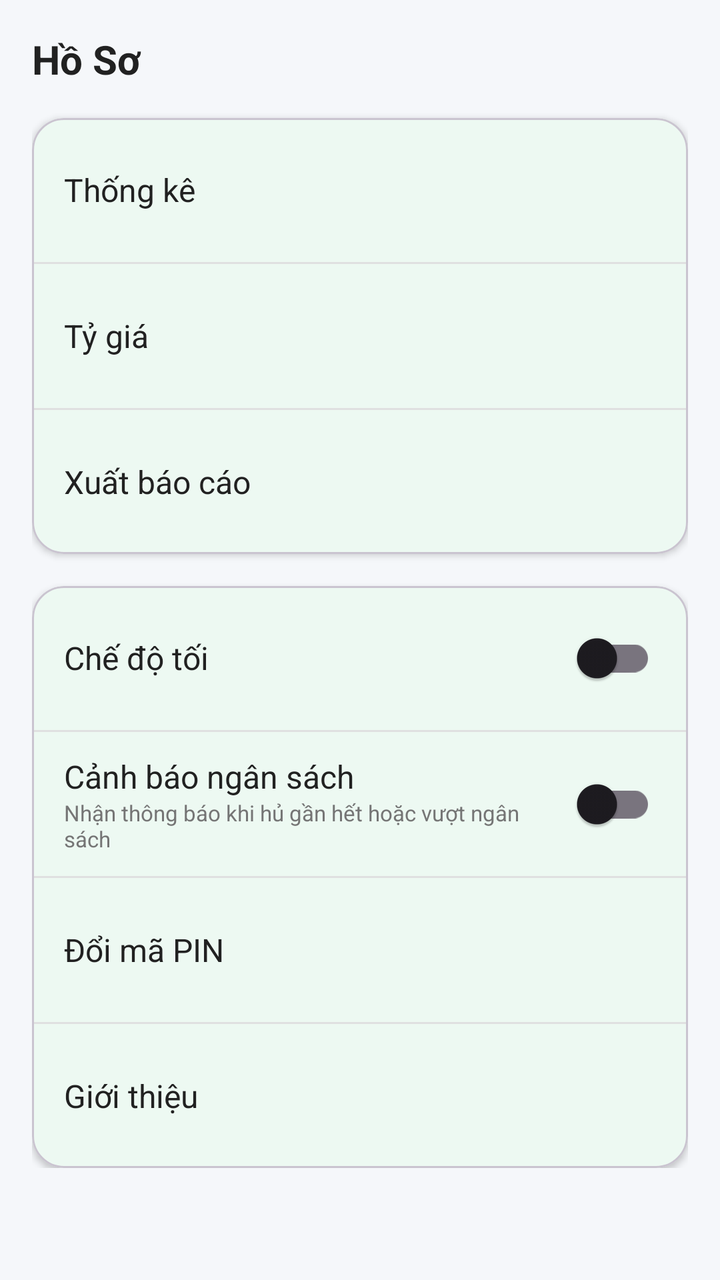
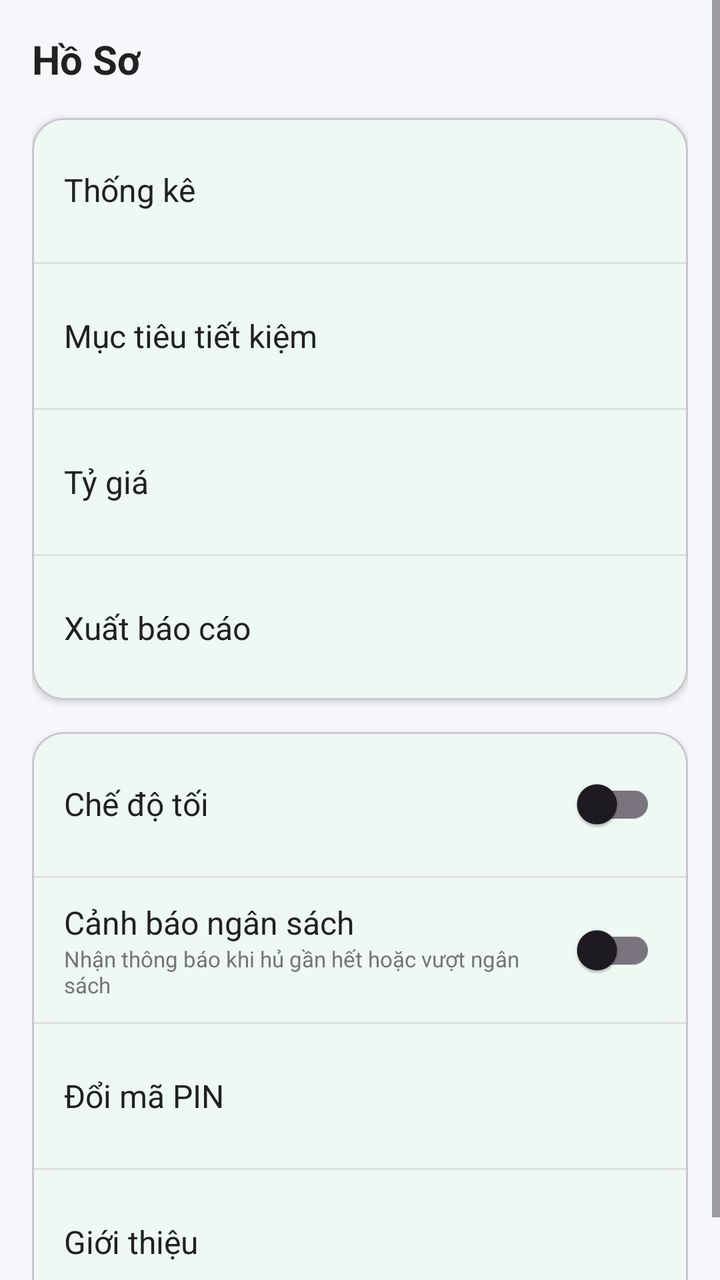

Two renders of the same Android screen: before a commit and after it. Below are the layout's source before the change and the commit's diff.
<!-- AndroidManifest.xml: application theme Theme.FinaceManager -->
<!-- res/layout/fragment_profile.xml -->
<?xml version="1.0" encoding="utf-8"?>
<ScrollView xmlns:android="http://schemas.android.com/apk/res/android"
    android:layout_width="match_parent"
    android:layout_height="match_parent"
    android:background="@color/color_background">

    <LinearLayout
        android:layout_width="match_parent"
        android:layout_height="wrap_content"
        android:orientation="vertical"
        android:padding="@dimen/spacing_md">

        <TextView
            android:layout_width="match_parent"
            android:layout_height="wrap_content"
            android:text="@string/title_profile"
            android:textColor="@color/color_text_primary"
            android:textSize="@dimen/text_title"
            android:textStyle="bold" />

        
        <com.google.android.material.card.MaterialCardView
            xmlns:app="http://schemas.android.com/apk/res-auto"
            android:layout_width="match_parent"
            android:layout_height="wrap_content"
            android:layout_marginTop="@dimen/spacing_md"
            app:cardCornerRadius="@dimen/card_radius"
            app:cardElevation="2dp">

            <LinearLayout
                android:layout_width="match_parent"
                android:layout_height="wrap_content"
                android:orientation="vertical">

                <TextView
                    android:id="@+id/tv_statistics"
                    android:layout_width="match_parent"
                    android:layout_height="@dimen/item_min_height"
                    android:gravity="center_vertical"
                    android:paddingHorizontal="@dimen/spacing_md"
                    android:text="@string/label_statistics"
                    android:textColor="@color/color_text_primary"
                    android:textSize="@dimen/text_subtitle"
                    android:background="?attr/selectableItemBackground" />

                <View
                    android:layout_width="match_parent"
                    android:layout_height="1dp"
                    android:background="@color/color_divider" />

                <TextView
                    android:id="@+id/tv_exchange_rate"
                    android:layout_width="match_parent"
                    android:layout_height="@dimen/item_min_height"
                    android:gravity="center_vertical"
                    android:paddingHorizontal="@dimen/spacing_md"
                    android:text="@string/label_exchange_rate"
                    android:textColor="@color/color_text_primary"
                    android:textSize="@dimen/text_subtitle"
                    android:background="?attr/selectableItemBackground" />

                <View
                    android:layout_width="match_parent"
                    android:layout_height="1dp"
                    android:background="@color/color_divider" />

                <TextView
                    android:id="@+id/tv_export"
                    android:layout_width="match_parent"
                    android:layout_height="@dimen/item_min_height"
                    android:gravity="center_vertical"
                    android:paddingHorizontal="@dimen/spacing_md"
                    android:text="@string/label_export"
                    android:textColor="@color/color_text_primary"
                    android:textSize="@dimen/text_subtitle"
                    android:background="?attr/selectableItemBackground" />
            </LinearLayout>
        </com.google.android.material.card.MaterialCardView>

        
        <com.google.android.material.card.MaterialCardView
            xmlns:app="http://schemas.android.com/apk/res-auto"
            android:layout_width="match_parent"
            android:layout_height="wrap_content"
            android:layout_marginTop="@dimen/spacing_md"
            app:cardCornerRadius="@dimen/card_radius"
            app:cardElevation="2dp">

            <LinearLayout
                android:layout_width="match_parent"
                android:layout_height="wrap_content"
                android:orientation="vertical">

                <LinearLayout
                    android:layout_width="match_parent"
                    android:layout_height="@dimen/item_min_height"
                    android:gravity="center_vertical"
                    android:orientation="horizontal"
                    android:paddingHorizontal="@dimen/spacing_md">

                    <TextView
                        android:layout_width="0dp"
                        android:layout_height="wrap_content"
                        android:layout_weight="1"
                        android:text="@string/label_dark_mode"
                        android:textColor="@color/color_text_primary"
                        android:textSize="@dimen/text_subtitle" />

                    <com.google.android.material.switchmaterial.SwitchMaterial
                        android:id="@+id/switch_dark_mode"
                        android:layout_width="wrap_content"
                        android:layout_height="wrap_content" />
                </LinearLayout>

                <View
                    android:layout_width="match_parent"
                    android:layout_height="1dp"
                    android:background="@color/color_divider" />

                
                <LinearLayout
                    android:layout_width="match_parent"
                    android:layout_height="@dimen/item_min_height"
                    android:gravity="center_vertical"
                    android:orientation="horizontal"
                    android:paddingHorizontal="@dimen/spacing_md">

                    <LinearLayout
                        android:layout_width="0dp"
                        android:layout_height="wrap_content"
                        android:layout_weight="1"
                        android:orientation="vertical">

                        <TextView
                            android:layout_width="wrap_content"
                            android:layout_height="wrap_content"
                            android:text="@string/label_notification_budget"
                            android:textColor="@color/color_text_primary"
                            android:textSize="@dimen/text_subtitle" />

                        <TextView
                            android:layout_width="wrap_content"
                            android:layout_height="wrap_content"
                            android:text="@string/label_notification_budget_desc"
                            android:textColor="@color/color_text_secondary"
                            android:textSize="11sp" />
                    </LinearLayout>

                    <com.google.android.material.switchmaterial.SwitchMaterial
                        android:id="@+id/switch_notification"
                        android:layout_width="wrap_content"
                        android:layout_height="wrap_content" />
                </LinearLayout>

                <View
                    android:layout_width="match_parent"
                    android:layout_height="1dp"
                    android:background="@color/color_divider" />

                <TextView
                    android:id="@+id/tv_change_pin"
                    android:layout_width="match_parent"
                    android:layout_height="@dimen/item_min_height"
                    android:gravity="center_vertical"
                    android:paddingHorizontal="@dimen/spacing_md"
                    android:text="@string/label_change_pin"
                    android:textColor="@color/color_text_primary"
                    android:textSize="@dimen/text_subtitle"
                    android:background="?attr/selectableItemBackground" />

                <View
                    android:layout_width="match_parent"
                    android:layout_height="1dp"
                    android:background="@color/color_divider" />

                <TextView
                    android:id="@+id/tv_about"
                    android:layout_width="match_parent"
                    android:layout_height="@dimen/item_min_height"
                    android:gravity="center_vertical"
                    android:paddingHorizontal="@dimen/spacing_md"
                    android:text="@string/label_about"
                    android:textColor="@color/color_text_primary"
                    android:textSize="@dimen/text_subtitle"
                    android:background="?attr/selectableItemBackground" />
            </LinearLayout>
        </com.google.android.material.card.MaterialCardView>

    </LinearLayout>
</ScrollView>
<!-- resources referenced by this layout -->
<resources>
  <color name="color_background">#F5F7FA</color>
  <color name="color_divider">#E0E0E0</color>
  <color name="color_text_primary">#212121</color>
  <color name="color_text_secondary">#757575</color>
  <dimen name="card_radius">16dp</dimen>
  <dimen name="item_min_height">72dp</dimen>
  <dimen name="spacing_md">16dp</dimen>
  <dimen name="text_subtitle">16sp</dimen>
  <dimen name="text_title">20sp</dimen>
  <string name="label_about">Giới thiệu</string>
  <string name="label_change_pin">Đổi mã PIN</string>
  <string name="label_dark_mode">Chế độ tối</string>
  <string name="label_exchange_rate">Tỷ giá</string>
  <string name="label_export">Xuất báo cáo</string>
  <string name="label_notification_budget">Cảnh báo ngân sách</string>
  <string name="label_notification_budget_desc">Nhận thông báo khi hủ gần hết hoặc vượt ngân sách</string>
  <string name="label_statistics">Thống kê</string>
  <string name="title_profile">Hồ Sơ</string>
  <style name="Theme.FinaceManager" parent="Base.Theme.FinaceManager" />
  <style name="Base.Theme.FinaceManager" parent="Theme.Material3.DayNight.NoActionBar">
          <item name="colorPrimary">@color/color_primary</item>
          <item name="colorPrimaryDark">@color/color_primary_dark</item>
          <item name="colorAccent">@color/color_accent</item>
          <item name="colorOnPrimary">@color/color_text_on_primary</item>
          <item name="android:colorBackground">@color/color_background</item>
          <item name="colorSurface">@color/color_surface</item>
          <item name="android:statusBarColor">@color/color_primary</item>
          <item name="android:navigationBarColor">@color/color_surface</item>
      </style>
  <color name="color_primary">#00B14F</color>
  <color name="color_primary_dark">#009640</color>
  <color name="color_accent">#FF6B35</color>
  <color name="color_text_on_primary">#FFFFFF</color>
  <color name="color_surface">#FFFFFF</color>
</resources>

<!-- the commit's change to res/layout/fragment_profile.xml (unified diff, before → after) -->
@@ -49,6 +49,22 @@
                     android:background="@color/color_divider" />
 
                 <TextView
+                    android:id="@+id/tv_savings_goals"
+                    android:layout_width="match_parent"
+                    android:layout_height="@dimen/item_min_height"
+                    android:gravity="center_vertical"
+                    android:paddingHorizontal="@dimen/spacing_md"
+                    android:text="@string/label_savings_goal"
+                    android:textColor="@color/color_text_primary"
+                    android:textSize="@dimen/text_subtitle"
+                    android:background="?attr/selectableItemBackground" />
+
+                <View
+                    android:layout_width="match_parent"
+                    android:layout_height="1dp"
+                    android:background="@color/color_divider" />
+
+                <TextView
                     android:id="@+id/tv_exchange_rate"
                     android:layout_width="match_parent"
                     android:layout_height="@dimen/item_min_height"
<!-- resource entries referenced after the edit -->
@@ -16,6 +16,7 @@
   <string name="label_export">Xuất báo cáo</string>
   <string name="label_notification_budget">Cảnh báo ngân sách</string>
   <string name="label_notification_budget_desc">Nhận thông báo khi hủ gần hết hoặc vượt ngân sách</string>
+  <string name="label_savings_goal">Mục tiêu tiết kiệm</string>
   <string name="label_statistics">Thống kê</string>
   <string name="title_profile">Hồ Sơ</string>
   <style name="Theme.FinaceManager" parent="Base.Theme.FinaceManager" />
